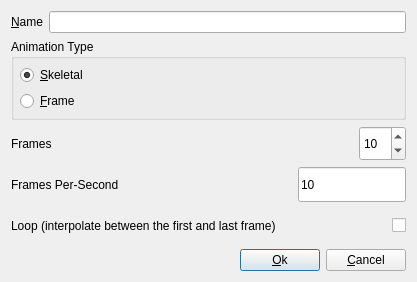
Qt form src/qtui/newanim.ui (zturtleman/mm3d) before a commit.
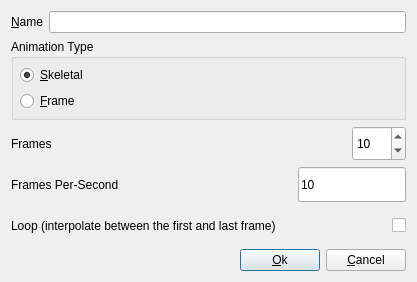
The same form after that commit.

The edit to the form file:
```diff
--- a/src/qtui/newanim.ui
+++ b/src/qtui/newanim.ui
@@ -145,7 +145,7 @@
         </sizepolicy>
        </property>
        <property name="maximum">
-        <number>999</number>
+        <number>9999</number>
        </property>
        <property name="value">
         <number>10</number>
```
